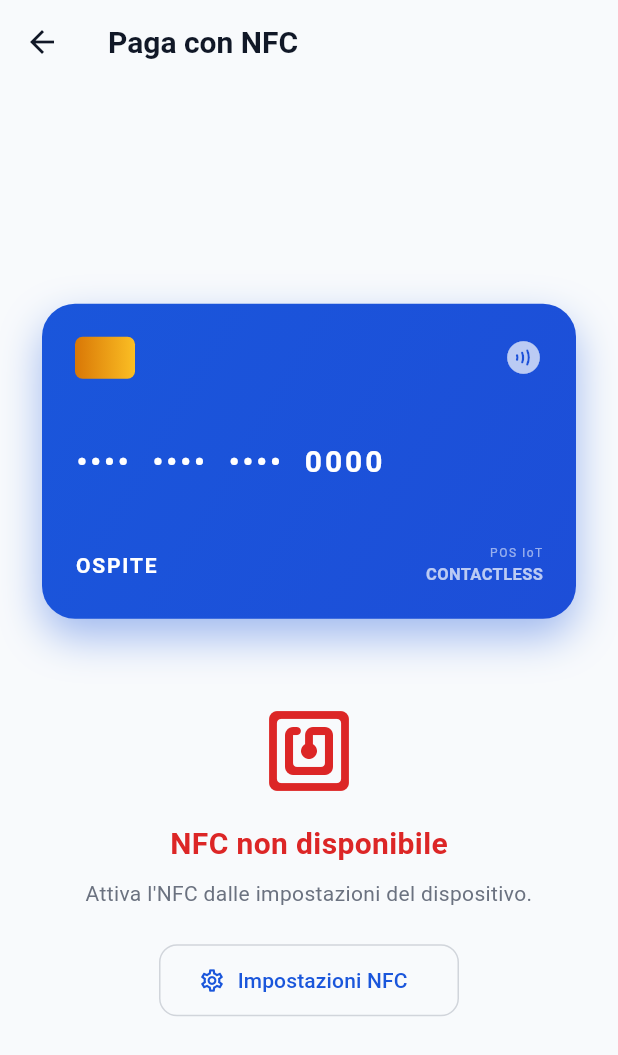
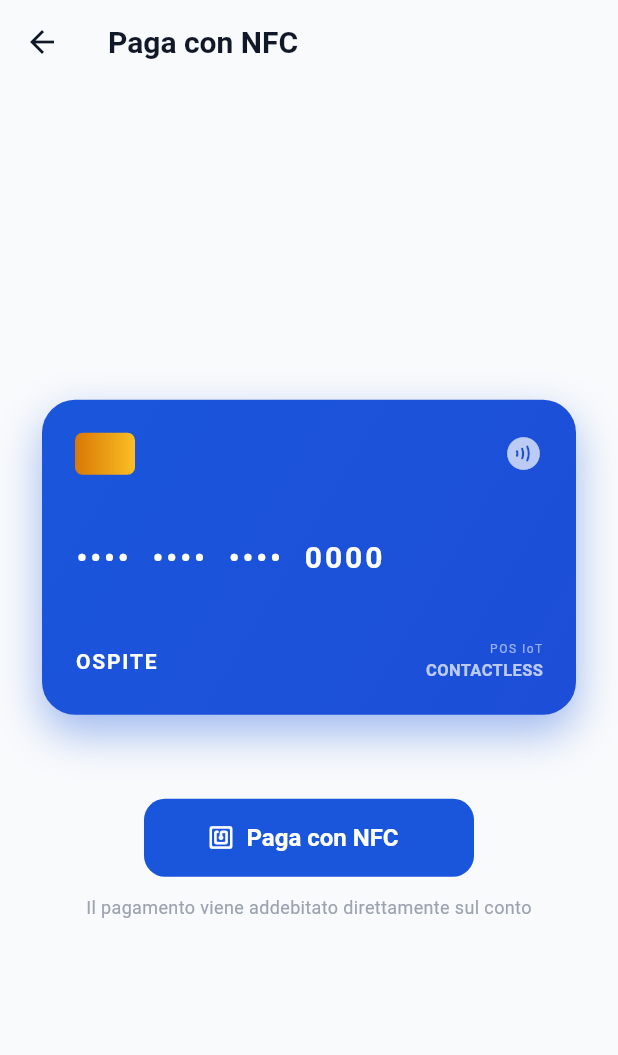
Before and after one commit to AkiraKage/Banking_App, a Flutter app: the CardNfcScreen screen opened directly, on a phone screen of 412 x 824 dp. Shown: the top 1055 px of the screen. Run offline on Flutter 3.47's test engine with Material 3 defaults, Android fonts, the phone set to English and light mode, and no system bars; our stand-ins replace flutter_dotenv, flutter_secure_storage, local_auth, permission_handler; missing offline and left inert: mobile_scanner; accounts and stored records are empty; network calls fail.

Commit message:
prova nfc (mi sa da togliere)

```diff
--- a/lib/screens/card_nfc_screen.dart
+++ b/lib/screens/card_nfc_screen.dart
@@ -1,7 +1,5 @@
 import 'package:flutter/material.dart';
 import 'package:flutter/services.dart';
-import 'package:nfc_manager/nfc_manager.dart';
-import 'package:app_settings/app_settings.dart';
 import 'package:provider/provider.dart';
 import '../providers/auth_provider.dart';
 import '../services/api_service.dart';
@@ -18,11 +16,10 @@ class _CardNfcScreenState extends State<CardNfcScreen>
     with SingleTickerProviderStateMixin {
   bool _isPaying = false;
   bool _isSuccess = false;
-  bool _nfcAvailable = false;
-  bool _isCheckingNfc = true;
+  double? _paidAmount;
 
   MeData? _me;
-  double? _pendingAmount;
+  bool _loadingMe = true;
 
   late final AnimationController _pulseController;
   late final Animation<double> _pulseAnim;
@@ -32,21 +29,17 @@ class _CardNfcScreenState extends State<CardNfcScreen>
     super.initState();
     _pulseController = AnimationController(
       vsync: this,
-      duration: const Duration(seconds: 1),
+      duration: const Duration(milliseconds: 900),
     )..repeat(reverse: true);
-
-    _pulseAnim = Tween<double>(begin: 0.95, end: 1.05).animate(
+    _pulseAnim = Tween<double>(begin: 0.93, end: 1.07).animate(
       CurvedAnimation(parent: _pulseController, curve: Curves.easeInOut),
     );
-
-    _checkNfc();
     _loadMe();
   }
 
   @override
   void dispose() {
     _pulseController.dispose();
-    NfcManager.instance.stopSession();
     super.dispose();
   }
 
@@ -54,39 +47,28 @@ class _CardNfcScreenState extends State<CardNfcScreen>
     try {
       final me = await ApiService.getMe();
       if (!mounted) return;
-      setState(() => _me = me);
+      setState(() {
+        _me = me;
+        _loadingMe = false;
+      });
     } catch (_) {
-      // Se /api/me fallisce, la UI mostra placeholder ma il pagamento funziona comunque
+      if (!mounted) return;
+      setState(() => _loadingMe = false);
     }
   }
 
-  Future<void> _checkNfc() async {
-    final av = await NfcManager.instance.checkAvailability();
-    if (!mounted) return;
-    setState(() {
-      _nfcAvailable = av == NfcAvailability.enabled;
-      _isCheckingNfc = false;
-    });
-  }
-
-  String _extractTokenFromTag(NfcTag tag) {
-    final data = tag.data.toString();
-    return data.hashCode.toString();
-  }
-
-  /// Ultime 4 cifre dell'IBAN, oppure "0000" se non disponibile.
-  String _lastFourFromIban() {
+  String _lastFour() {
     final iban = _me?.iban ?? '';
     if (iban.length < 4) return '0000';
     return iban.substring(iban.length - 4);
   }
 
-  String _cardholderName() {
+  String _cardholder() {
     final raw = _me?.name ?? context.read<AuthProvider>().userName;
     return raw.toUpperCase();
   }
 
-  /// Mostra un bottom sheet per scegliere l'importo da pagare via NFC.
+  // Mostra bottom sheet per inserire importo
   Future<double?> _askAmount() async {
     final ctrl = TextEditingController();
     String? error;
@@ -104,34 +86,34 @@ class _CardNfcScreenState extends State<CardNfcScreen>
             left: 20,
             right: 20,
             top: 20,
-            bottom: MediaQuery.of(ctx).viewInsets.bottom + 20,
+            bottom: MediaQuery.of(ctx).viewInsets.bottom + 24,
           ),
           child: StatefulBuilder(
-            builder: (ctx, setLocal) {
-              return Column(
+            builder: (ctx, setLocal) => Column(
               mainAxisSize: MainAxisSize.min,
               crossAxisAlignment: CrossAxisAlignment.stretch,
               children: [
-                  const Center(
-                    child: SizedBox(
+                Center(
+                  child: Container(
                     width: 40,
                     height: 4,
-                      child: DecoratedBox(
                     decoration: BoxDecoration(
-                          color: Color(0xFFD1D5DB),
-                          borderRadius: BorderRadius.all(Radius.circular(2)),
-                        ),
+                      color: const Color(0xFFD1D5DB),
+                      borderRadius: BorderRadius.circular(2),
                     ),
                   ),
                 ),
                 const SizedBox(height: 18),
                 const Text(
                   'Importo da pagare',
-                    style: TextStyle(fontSize: 18, fontWeight: FontWeight.w700),
+                  style: TextStyle(
+                    fontSize: 18,
+                    fontWeight: FontWeight.w700,
+                  ),
                 ),
                 const SizedBox(height: 4),
                 const Text(
-                    'Inserisci la cifra che vuoi addebitare sulla tua carta.',
+                  'Inserisci la cifra da addebitare sulla tua carta.',
                   style: TextStyle(fontSize: 13, color: Color(0xFF6B7280)),
                 ),
                 const SizedBox(height: 16),
@@ -148,6 +130,9 @@ class _CardNfcScreenState extends State<CardNfcScreen>
                     hintText: '0,00',
                     prefixIcon: const Icon(Icons.euro_rounded),
                     errorText: error,
+                    border: OutlineInputBorder(
+                      borderRadius: BorderRadius.circular(12),
+                    ),
                   ),
                 ),
                 const SizedBox(height: 16),
@@ -158,6 +143,9 @@ class _CardNfcScreenState extends State<CardNfcScreen>
                         onPressed: () => Navigator.pop(ctx),
                         style: OutlinedButton.styleFrom(
                           minimumSize: const Size(0, 48),
+                          shape: RoundedRectangleBorder(
+                            borderRadius: BorderRadius.circular(12),
+                          ),
                         ),
                         child: const Text('Annulla'),
                       ),
@@ -166,110 +154,88 @@ class _CardNfcScreenState extends State<CardNfcScreen>
                     Expanded(
                       child: ElevatedButton(
                         onPressed: () {
-                            final raw = ctrl.text.replaceAll(',', '.').trim();
+                          final raw =
+                          ctrl.text.replaceAll(',', '.').trim();
                           final value = double.tryParse(raw);
                           if (value == null || value <= 0) {
                             setLocal(() => error = 'Importo non valido');
                             return;
                           }
                           if (value > 9999999) {
-                              setLocal(() => error = 'Importo troppo elevato');
+                            setLocal(
+                                  () => error = 'Importo troppo elevato',
+                            );
                             return;
                           }
                           Navigator.pop(ctx, value);
                         },
                         style: ElevatedButton.styleFrom(
                           minimumSize: const Size(0, 48),
+                          shape: RoundedRectangleBorder(
+                            borderRadius: BorderRadius.circular(12),
                           ),
-                          child: const Text('Continua'),
+                        ),
+                        child: const Text('Paga'),
                       ),
                     ),
                   ],
                 ),
               ],
-              );
-            },
+            ),
           ),
         );
       },
     );
   }
 
-  Future<void> _startNfcPayment() async {
-    await _checkNfc();
-    if (!mounted) return;
-
-    if (!_nfcAvailable) {
-      ScaffoldMessenger.of(context).showSnackBar(
-        const SnackBar(
-          content: Text('NFC disattivato o non supportato.'),
-          backgroundColor: Color(0xFFDC2626),
-        ),
-      );
-      return;
-    }
-
+  Future<void> _pay() async {
     final amount = await _askAmount();
     if (amount == null || !mounted) return;
 
-    setState(() {
-      _pendingAmount = amount;
-      _isPaying = true;
-      _isSuccess = false;
-    });
+    setState(() => _isPaying = true);
 
-    NfcManager.instance
-        .startSession(
-          pollingOptions: {
-            NfcPollingOption.iso14443,
-            NfcPollingOption.iso15693,
-          },
-          onDiscovered: (tag) async {
     try {
-              final nfcToken = _extractTokenFromTag(tag);
+      // Usa l'IBAN come token identificativo della sessione NFC
+      final nfcToken = _me?.iban ?? 'nfc-${DateTime.now().millisecondsSinceEpoch}';
 
       await ApiService.nfcPay(
         nfcToken: nfcToken,
         merchantName: 'POS Contactless',
-                amount: _pendingAmount ?? 0,
+        amount: amount,
       );
 
       AppEvents.emitAccountDataChanged();
 
-              await NfcManager.instance.stopSession();
       if (!mounted) return;
-
       setState(() {
         _isPaying = false;
         _isSuccess = true;
+        _paidAmount = amount;
       });
 
       await Future.delayed(const Duration(seconds: 2));
       if (mounted && Navigator.canPop(context)) {
         Navigator.pop(context);
       }
-            } catch (e) {
-              await NfcManager.instance.stopSession();
+    } on ApiException catch (e) {
       if (!mounted) return;
       setState(() => _isPaying = false);
       ScaffoldMessenger.of(context).showSnackBar(
         SnackBar(
-                  content: Text(e.toString()),
+          content: Text(e.message),
           backgroundColor: const Color(0xFFDC2626),
         ),
       );
-            }
-          },
-        )
-        .catchError((_) {
+    } catch (_) {
       if (!mounted) return;
       setState(() => _isPaying = false);
       ScaffoldMessenger.of(context).showSnackBar(
         const SnackBar(
-              content: Text('Errore NFC: avvicina meglio il dispositivo.'),
+          content: Text('Errore imprevisto. Riprova.'),
+          backgroundColor: Color(0xFFDC2626),
         ),
       );
-        });
+    }
   }
 
   @override
@@ -281,12 +247,9 @@ class _CardNfcScreenState extends State<CardNfcScreen>
         ? [const Color(0xFF1E3A8A), const Color(0xFF1E40AF)]
         : [const Color(0xFF1A56DB), const Color(0xFF1D4ED8)];
 
-    final last4 = _lastFourFromIban();
-    final cardholder = _cardholderName();
-
     return Scaffold(
       appBar: AppBar(title: const Text('Paga con NFC')),
-      body: _isCheckingNfc
+      body: _loadingMe
           ? const Center(child: CircularProgressIndicator())
           : Center(
         child: Padding(
@@ -294,6 +257,7 @@ class _CardNfcScreenState extends State<CardNfcScreen>
           child: Column(
             mainAxisAlignment: MainAxisAlignment.center,
             children: [
+              // Carta virtuale
               Container(
                 height: 210,
                 width: double.infinity,
@@ -318,7 +282,8 @@ class _CardNfcScreenState extends State<CardNfcScreen>
                   mainAxisAlignment: MainAxisAlignment.spaceBetween,
                   children: [
                     Row(
-                            mainAxisAlignment: MainAxisAlignment.spaceBetween,
+                      mainAxisAlignment:
+                      MainAxisAlignment.spaceBetween,
                       children: [
                         Container(
                           width: 40,
@@ -341,7 +306,7 @@ class _CardNfcScreenState extends State<CardNfcScreen>
                       ],
                     ),
                     Text(
-                            '••••  ••••  ••••  $last4',
+                      '••••  ••••  ••••  ${_lastFour()}',
                       style: const TextStyle(
                         color: Colors.white,
                         fontSize: 20,
@@ -350,11 +315,12 @@ class _CardNfcScreenState extends State<CardNfcScreen>
                       ),
                     ),
                     Row(
-                            mainAxisAlignment: MainAxisAlignment.spaceBetween,
+                      mainAxisAlignment:
+                      MainAxisAlignment.spaceBetween,
                       children: [
                         Expanded(
                           child: Text(
-                                  cardholder,
+                            _cardholder(),
                             style: const TextStyle(
                               color: Colors.white,
                               fontSize: 14,
@@ -365,7 +331,8 @@ class _CardNfcScreenState extends State<CardNfcScreen>
                           ),
                         ),
                         const Column(
-                                crossAxisAlignment: CrossAxisAlignment.end,
+                          crossAxisAlignment:
+                          CrossAxisAlignment.end,
                           children: [
                             Text(
                               'POS IoT',
@@ -390,51 +357,11 @@ class _CardNfcScreenState extends State<CardNfcScreen>
                   ],
                 ),
               ),
+
               const SizedBox(height: 56),
-                    if (!_nfcAvailable) ...[
-                      const Icon(
-                        Icons.nfc_rounded,
-                        size: 64,
-                        color: Color(0xFFDC2626),
-                      ),
-                      const SizedBox(height: 16),
-                      const Text(
-                        'NFC non disponibile',
-                        style: TextStyle(
-                          fontSize: 20,
-                          fontWeight: FontWeight.w700,
-                          color: Color(0xFFDC2626),
-                        ),
-                      ),
-                      const SizedBox(height: 8),
-                      Text(
-                        "Attiva l'NFC dalle impostazioni del dispositivo.",
-                        textAlign: TextAlign.center,
-                        style: TextStyle(
-                          color: isDark
-                              ? const Color(0xFF9CA3AF)
-                              : const Color(0xFF6B7280),
-                        ),
-                      ),
-                      const SizedBox(height: 24),
-                      OutlinedButton.icon(
-                        onPressed: () async {
-                          await AppSettings.openAppSettings(
-                            type: AppSettingsType.nfc,
-                          );
-                          await Future.delayed(const Duration(seconds: 1));
-                          if (mounted) _checkNfc();
-                        },
-                        icon: const Icon(Icons.settings_outlined),
-                        label: const Text('Impostazioni NFC'),
-                        style: OutlinedButton.styleFrom(
-                          minimumSize: const Size(200, 48),
-                          shape: RoundedRectangleBorder(
-                            borderRadius: BorderRadius.circular(12),
-                          ),
-                        ),
-                      ),
-                    ] else if (_isSuccess) ...[
+
+              // Stato pagamento
+              if (_isSuccess) ...[
                 const Icon(
                   Icons.check_circle_rounded,
                   color: Color(0xFF059669),
@@ -449,10 +376,10 @@ class _CardNfcScreenState extends State<CardNfcScreen>
                     color: Color(0xFF059669),
                   ),
                 ),
-                      if (_pendingAmount != null) ...[
+                if (_paidAmount != null) ...[
                   const SizedBox(height: 6),
                   Text(
-                          '€ ${_pendingAmount!.toStringAsFixed(2).replaceAll('.', ',')}',
+                    '€ ${_paidAmount!.toStringAsFixed(2).replaceAll('.', ',')}',
                     style: const TextStyle(
                       fontSize: 18,
                       fontWeight: FontWeight.w600,
@@ -469,48 +396,43 @@ class _CardNfcScreenState extends State<CardNfcScreen>
                   ),
                 ),
                 const SizedBox(height: 16),
-                      Text(
-                        _pendingAmount == null
-                            ? 'Pronto per pagare'
-                            : 'Paga € ${_pendingAmount!.toStringAsFixed(2).replaceAll('.', ',')}',
-                        style: const TextStyle(
+                const Text(
+                  'Elaborazione in corso...',
+                  style: TextStyle(
                     fontSize: 20,
                     fontWeight: FontWeight.w700,
                   ),
                 ),
                 const SizedBox(height: 6),
                 Text(
-                        'Avvicina il telefono al POS',
+                  'Attendi la conferma',
                   style: TextStyle(
                     color: isDark
                         ? const Color(0xFF9CA3AF)
                         : const Color(0xFF6B7280),
                   ),
                 ),
-                      const SizedBox(height: 24),
-                      TextButton(
-                        onPressed: () {
-                          NfcManager.instance.stopSession();
-                          setState(() {
-                            _isPaying = false;
-                            _pendingAmount = null;
-                          });
-                        },
-                        child: const Text(
-                          'Annulla',
-                          style: TextStyle(color: Color(0xFFDC2626)),
-                        ),
-                      ),
               ] else ...[
                 ElevatedButton.icon(
-                        onPressed: _startNfcPayment,
+                  onPressed: _pay,
                   icon: const Icon(Icons.nfc_rounded),
-                        label: const Text('Attiva Pagamento NFC'),
+                  label: const Text('Paga con NFC'),
                   style: ElevatedButton.styleFrom(
                     minimumSize: const Size(220, 52),
                     shape: RoundedRectangleBorder(
                       borderRadius: BorderRadius.circular(14),
                     ),
+                  ),
+                ),
+                const SizedBox(height: 12),
+                Text(
+                  'Il pagamento viene addebitato direttamente sul conto',
+                  textAlign: TextAlign.center,
+                  style: TextStyle(
+                    fontSize: 12,
+                    color: isDark
+                        ? const Color(0xFF6B7280)
+                        : const Color(0xFF9CA3AF),
                   ),
                 ),
               ],
```
Lines whose indentation alone changed are shown as unchanged.
